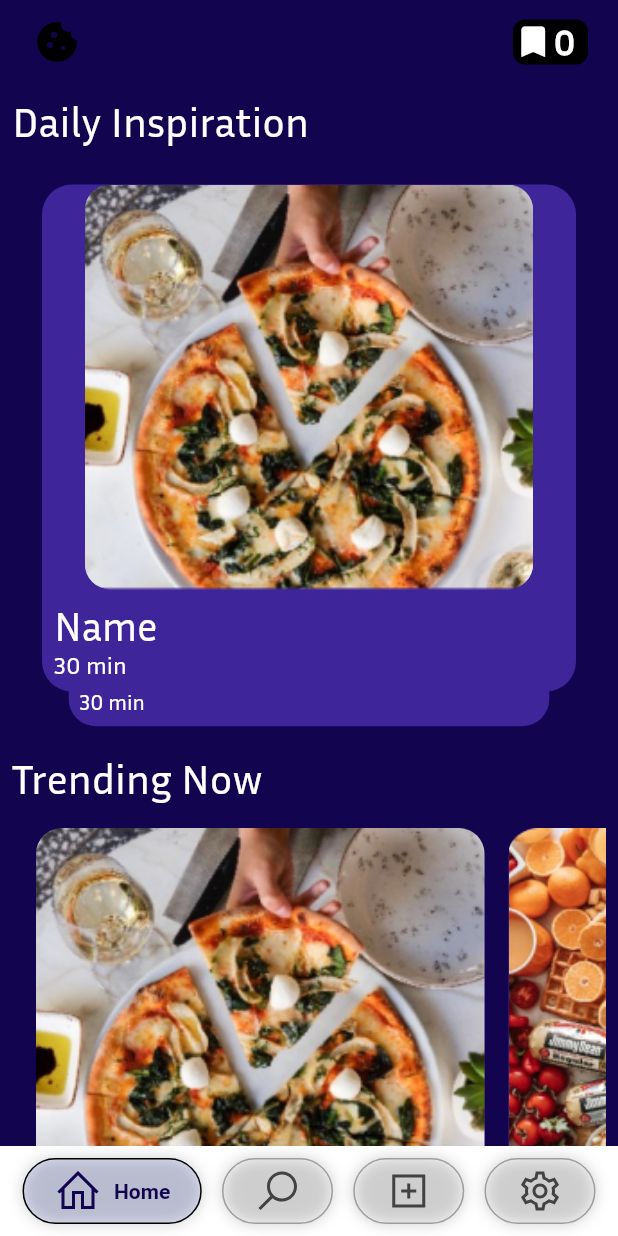
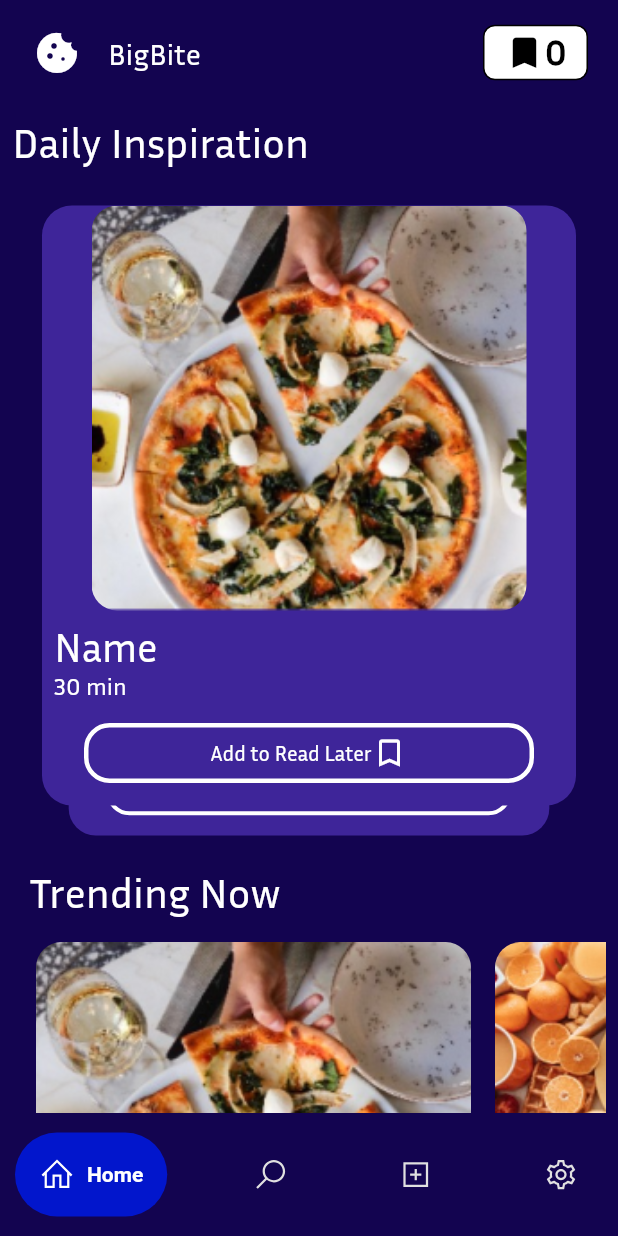
Before and after one commit to NibinBiju/food_recipe_app, a Flutter app: the BottomNaviBar screen opened directly, on a phone screen of 412 x 824 dp. Run offline on Flutter 3.47's test engine with Material 2 defaults, Android fonts, the phone set to English and light mode, and no system bars; drawn by our look-alikes of flutter_card_swiper, google_nav_bar; our stand-ins replace carousel_slider, line_icons, smooth_page_indicator.

Commit message:
homepage ui almost done

```diff
--- a/lib/view/bottom_navi/bottom_navi.dart
+++ b/lib/view/bottom_navi/bottom_navi.dart
@@ -27,38 +27,20 @@ class _BottomNaviBarState extends State<BottomNaviBar> {
     return Scaffold(
         body: _mainPages[_currentIndex],
         bottomNavigationBar: Container(
-          decoration: BoxDecoration(
-            color: Colors.white,
-            boxShadow: [
-              BoxShadow(
-                blurRadius: 20,
-                color: Colors.black.withOpacity(.1),
-              )
-            ],
+          color: Constants.primaryColor,
+          child: Padding(
+            padding: const EdgeInsets.symmetric(
+              horizontal: 10,
+              vertical: 13,
             ),
-          child: SafeArea(
-            child: Padding(
-              padding:
-                  const EdgeInsets.symmetric(horizontal: 15.0, vertical: 8),
             child: GNav(
-                haptic: true,
+              padding: EdgeInsets.all(16),
+              gap: 8,
+              backgroundColor: Constants.primaryColor,
+              tabBackgroundColor: Constants.buttonColor,
               rippleColor: Colors.black,
-
-                tabActiveBorder: Border.all(color: Colors.black, width: 1),
-                tabBorder: Border.all(color: Colors.grey, width: 1),
-                tabShadow: [
-                  BoxShadow(color: Colors.grey.withOpacity(0.5), blurRadius: 8)
-                ],
-                curve: Curves.easeOutExpo,
-
-                gap: 8,
-                color: Colors.grey[800],
-                activeColor: Constants.primaryColor,
-                iconSize: 32,
-                tabBackgroundColor: Constants.buttonColor.withOpacity(0.1),
-                padding: const EdgeInsets.symmetric(
-                    horizontal: 20, vertical: 5), // na
-
+              color: Colors.grey.shade300,
+              activeColor: Colors.white,
               tabs: const [
                 GButton(
                   icon: LineIcons.home,
@@ -84,7 +66,6 @@ class _BottomNaviBarState extends State<BottomNaviBar> {
               },
             ),
           ),
-          ),
         ));
   }
 }
--- a/lib/view/home_screen/home_screen.dart
+++ b/lib/view/home_screen/home_screen.dart
@@ -17,6 +17,14 @@ class HomeScreen extends StatelessWidget {
     return Scaffold(
       backgroundColor: Constants.primaryColor,
       appBar: AppBar(
+        toolbarHeight: 70,
+        title: Text(
+          'BigBite',
+          style: TextStyle(
+            fontFamily: Constants.mainFont,
+            color: Colors.white,
+          ),
+        ),
         elevation: 0,
         backgroundColor: Constants.primaryColor,
         leading: Padding(
@@ -24,37 +32,40 @@ class HomeScreen extends StatelessWidget {
             child: Icon(
               Icons.cookie,
               size: 32,
-              color: Colors.black,
+              color: Colors.white,
             )),
         actions: [
           Row(
             mainAxisSize: MainAxisSize.min,
             children: [
               Container(
-                height: 30,
-                width: 50,
+                height: 37,
+                width: 70,
                 decoration: BoxDecoration(
+                  color: Colors.white,
+                  border: Border.all(
                     color: Colors.black,
+                  ),
                   borderRadius: BorderRadius.circular(8),
                 ),
-                child: const Center(
                 child: Row(
+                  mainAxisAlignment: MainAxisAlignment.center,
                   children: [
                     Icon(
                       Icons.bookmark,
                       size: 27,
+                      color: Colors.black,
                     ),
                     Text(
                       '0',
                       style: TextStyle(
-                          color: Colors.white,
+                        color: Colors.black,
                         fontFamily: 'InriaSans',
                         fontSize: 24,
                         fontWeight: FontWeight.w600,
                       ),
                     ),
                   ],
-                  ),
                 ),
               ),
             ],
@@ -84,9 +95,11 @@ class HomeScreen extends StatelessWidget {
 
               //card swiper
               SizedBox(
-                height: 388,
+                height: 450,
                 child: Flexible(
                   child: CardSwiper(
+                      allowedSwipeDirection:
+                          AllowedSwipeDirection.only(left: false, right: true),
                       cardBuilder: (context, index, horizontalOffsetPercentage,
                               verticalOffsetPercentage) =>
                           dailyInspirationCardList[index],
@@ -96,7 +109,11 @@ class HomeScreen extends StatelessWidget {
               const SizedBox(
                 height: 16,
               ),
-              Row(
+
+              //trending recipes
+              Padding(
+                padding: const EdgeInsets.only(left: 12),
+                child: Row(
                   children: [
                     Text(
                       'Trending Now',
@@ -107,6 +124,7 @@ class HomeScreen extends StatelessWidget {
                       ),
                     )
                   ],
+                ),
               ),
               SingleChildScrollView(
                 scrollDirection: Axis.horizontal,
@@ -128,7 +146,9 @@ class HomeScreen extends StatelessWidget {
                 ),
               ),
               //new releases
-              Row(
+              Padding(
+                padding: const EdgeInsets.only(left: 12),
+                child: Row(
                   children: [
                     Text(
                       'New Releases',
@@ -139,6 +159,7 @@ class HomeScreen extends StatelessWidget {
                       ),
                     )
                   ],
+                ),
               ),
               SingleChildScrollView(
                 scrollDirection: Axis.horizontal,
@@ -158,7 +179,79 @@ class HomeScreen extends StatelessWidget {
                     ),
                   ),
                 ),
+              ),
+
+              //new every day dishes
+              Padding(
+                padding: const EdgeInsets.only(left: 12),
+                child: Row(
+                  children: [
+                    Text(
+                      'New Everyday Dishes',
+                      style: TextStyle(
+                        fontFamily: Constants.mainFont,
+                        color: Colors.white,
+                        fontSize: 28,
+                      ),
                     )
+                  ],
+                ),
+              ),
+              SingleChildScrollView(
+                scrollDirection: Axis.horizontal,
+                child: Padding(
+                  padding: const EdgeInsets.all(8.0),
+                  child: Row(
+                    children: List.generate(
+                      dailyInspirationCardList.length,
+                      (index) => Padding(
+                        padding: const EdgeInsets.all(8.0),
+                        child: Row(
+                          children: [
+                            dailyInspirationCardList[index],
+                          ],
+                        ),
+                      ),
+                    ),
+                  ),
+                ),
+              ),
+
+              //easy recipes
+              Padding(
+                padding: const EdgeInsets.only(left: 12),
+                child: Row(
+                  children: [
+                    Text(
+                      'Easy Recipes',
+                      style: TextStyle(
+                        fontFamily: Constants.mainFont,
+                        color: Colors.white,
+                        fontSize: 28,
+                      ),
+                    )
+                  ],
+                ),
+              ),
+              SingleChildScrollView(
+                scrollDirection: Axis.horizontal,
+                child: Padding(
+                  padding: const EdgeInsets.all(8.0),
+                  child: Row(
+                    children: List.generate(
+                      dailyInspirationCardList.length,
+                      (index) => Padding(
+                        padding: const EdgeInsets.all(8.0),
+                        child: Row(
+                          children: [
+                            dailyInspirationCardList[index],
+                          ],
+                        ),
+                      ),
+                    ),
+                  ),
+                ),
+              ),
             ],
           ),
         ),
--- a/lib/view/widgets/daily_inspiration_card.dart
+++ b/lib/view/widgets/daily_inspiration_card.dart
@@ -12,8 +12,8 @@ class DailyInspirationCard extends StatelessWidget {
   @override
   Widget build(BuildContext context) {
     return Container(
-      width: 299,
-      height: 350,
+      width: 290,
+      height: 400,
       decoration: BoxDecoration(
         color: Constants.dailyInspirationCardColor,
         borderRadius: BorderRadius.circular(20),
@@ -23,7 +23,7 @@ class DailyInspirationCard extends StatelessWidget {
           Stack(
             children: [
               Container(
-                width: 299,
+                width: 290,
                 height: 270,
                 decoration: BoxDecoration(
                   borderRadius: BorderRadius.circular(17),
@@ -61,6 +61,40 @@ class DailyInspirationCard extends StatelessWidget {
               ],
             ),
           ),
+          Padding(
+            padding: const EdgeInsets.all(8.0),
+            child: InkWell(
+              //to add recipe to save page
+              onTap: () {},
+              child: Container(
+                width: 300,
+                height: 40,
+                decoration: BoxDecoration(
+                  border: Border.all(
+                    color: Colors.white,
+                    width: 3,
+                  ),
+                  borderRadius: BorderRadius.circular(17),
+                ),
+                child: Row(
+                  mainAxisAlignment: MainAxisAlignment.center,
+                  children: [
+                    Text(
+                      'Add to Read Later',
+                      style: TextStyle(
+                        fontFamily: Constants.mainFont,
+                        color: Colors.white,
+                      ),
+                    ),
+                    Icon(
+                      Icons.bookmark_border_outlined,
+                      color: Colors.white,
+                    )
+                  ],
+                ),
+              ),
+            ),
+          )
         ],
       ),
     );
```
Lines whose indentation alone changed are shown as unchanged.
